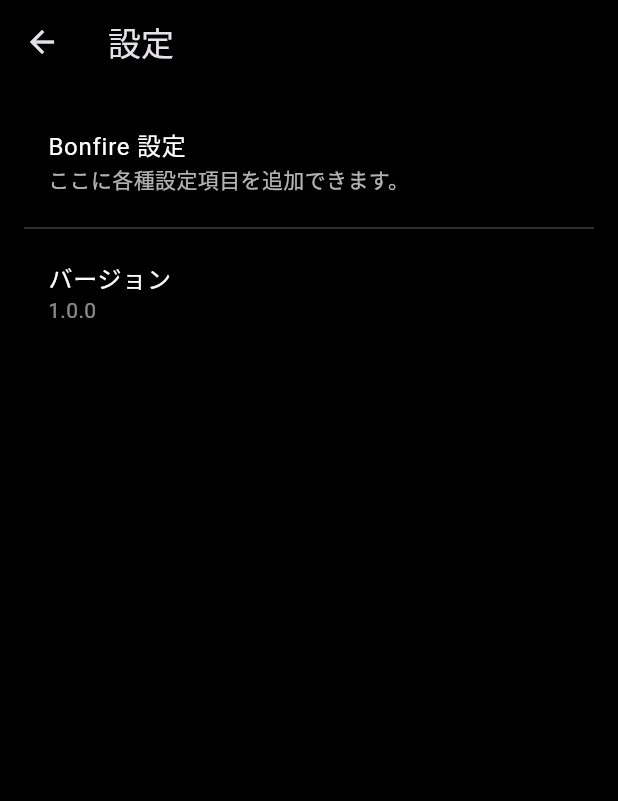
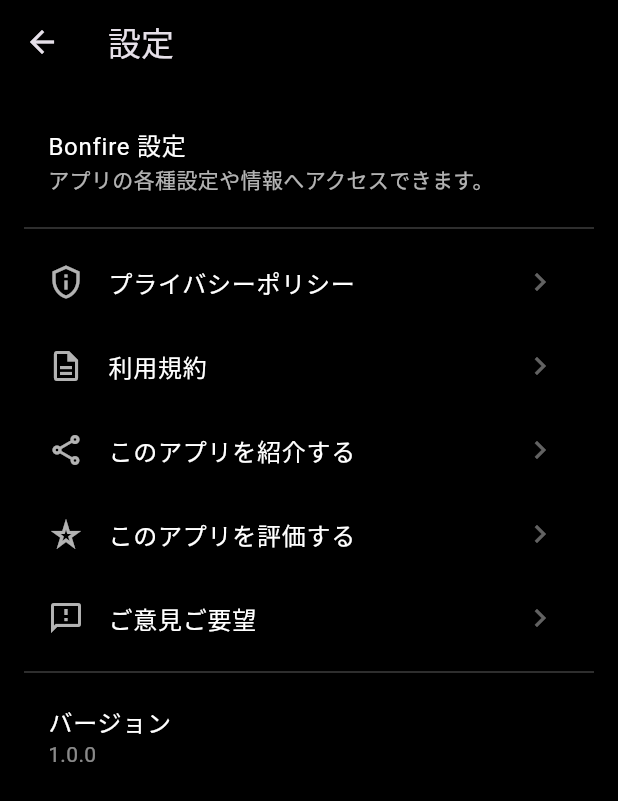
Before and after one commit to ys980323/bonfire, a Flutter app: the SettingsScreen screen opened directly, on a phone screen of 412 x 824 dp. Shown: the top 801 px of the screen. Run offline on Flutter 3.47's test engine with Material 3 defaults, Android fonts, the phone set to English and light mode, and no system bars; our stand-ins replace audioplayers, google_mobile_ads, share_plus, wakelock_plus; network calls fail.

Commit message:
設定画面にプライバシーポリシー、利用規約、アプリ紹介、評価、フィードバック機能を追加。依存関係としてurl_launcherとshare_plusを追加し、google_mobile_adsのバージョンを更新。pubspec.lockを更新。

```diff
--- a/lib/screens/settings_screen.dart
+++ b/lib/screens/settings_screen.dart
@@ -1,7 +1,15 @@
 import 'package:flutter/material.dart';
+import 'package:url_launcher/url_launcher.dart';
+import 'package:share_plus/share_plus.dart';
 
 class SettingsScreen extends StatelessWidget {
   const SettingsScreen({super.key});
+
+  static const String _privacyUrl = 'https://example.com/privacy';
+  static const String _termsUrl = 'https://example.com/terms';
+  static const String _supportEmail = 'support@example.com';
+  static const String _appShareText = '焚き火アプリ「Bonfire」おすすめ！';
+  static const String _storeUrl = 'https://example.com/app';
 
   @override
   Widget build(BuildContext context) {
@@ -10,16 +18,47 @@
       backgroundColor: Colors.black,
       body: ListView(
         padding: const EdgeInsets.all(16),
-        children: const [
-          ListTile(
+        children: [
+          const ListTile(
             title: Text('Bonfire 設定', style: TextStyle(color: Colors.white)),
             subtitle: Text(
-              'ここに各種設定項目を追加できます。',
+              'アプリの各種設定や情報へアクセスできます。',
               style: TextStyle(color: Colors.white70),
             ),
           ),
-          Divider(color: Colors.white24),
-          ListTile(
+          const Divider(color: Colors.white24),
+          _item(
+            context,
+            icon: Icons.privacy_tip_outlined,
+            title: 'プライバシーポリシー',
+            onTap: () => _launchUrl(_privacyUrl),
+          ),
+          _item(
+            context,
+            icon: Icons.description_outlined,
+            title: '利用規約',
+            onTap: () => _launchUrl(_termsUrl),
+          ),
+          _item(
+            context,
+            icon: Icons.share_outlined,
+            title: 'このアプリを紹介する',
+            onTap: () => Share.share('$_appShareText\n$_storeUrl'),
+          ),
+          _item(
+            context,
+            icon: Icons.star_rate_outlined,
+            title: 'このアプリを評価する',
+            onTap: () => _launchUrl(_storeUrl),
+          ),
+          _item(
+            context,
+            icon: Icons.feedback_outlined,
+            title: 'ご意見ご要望',
+            onTap: () => _sendFeedback(),
+          ),
+          const Divider(color: Colors.white24),
+          const ListTile(
             title: Text('バージョン', style: TextStyle(color: Colors.white)),
             subtitle: Text('1.0.0', style: TextStyle(color: Colors.white54)),
           ),
@@ -27,4 +66,37 @@
       ),
     );
   }
+
+  Widget _item(
+    BuildContext context, {
+    required IconData icon,
+    required String title,
+    required VoidCallback onTap,
+  }) {
+    return ListTile(
+      leading: Icon(icon, color: Colors.white70),
+      title: Text(title, style: const TextStyle(color: Colors.white)),
+      trailing: const Icon(Icons.chevron_right, color: Colors.white38),
+      onTap: onTap,
+    );
+  }
+
+  static Future<void> _launchUrl(String url) async {
+    final uri = Uri.parse(url);
+    if (!await launchUrl(uri, mode: LaunchMode.externalApplication)) {
+      // ignore
+    }
+  }
+
+  Future<void> _sendFeedback() async {
+    final uri = Uri(
+      scheme: 'mailto',
+      path: _supportEmail,
+      queryParameters: {
+        'subject': 'Bonfire ご意見・ご要望',
+        'body': '以下にご記入ください\n\n・ご意見/ご要望:\n',
+      },
+    );
+    await launchUrl(uri);
+  }
 }
--- a/pubspec.yaml
+++ b/pubspec.yaml
@@ -36,7 +36,9 @@
   cupertino_icons: ^1.0.8
   audioplayers: ^5.2.1
   wakelock_plus: ^1.2.5
-  google_mobile_ads: ^5.1.0
+  google_mobile_ads: ^5.3.1
+  url_launcher: ^6.3.0
+  share_plus: ^10.0.2
 
 dev_dependencies:
   flutter_test:
```
Also changed, not shown: pubspec.lock.
